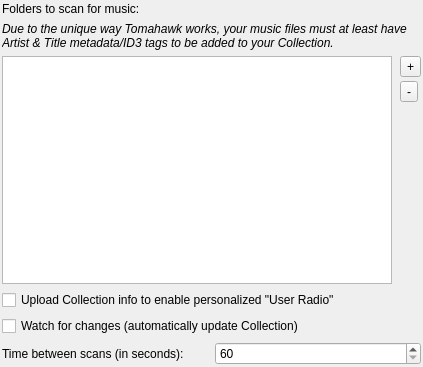
The window that src/tomahawk/dialogs/Settings_Collection.ui (tomahawk-player/tomahawk) describes before a commit, drawn with Qt 5.
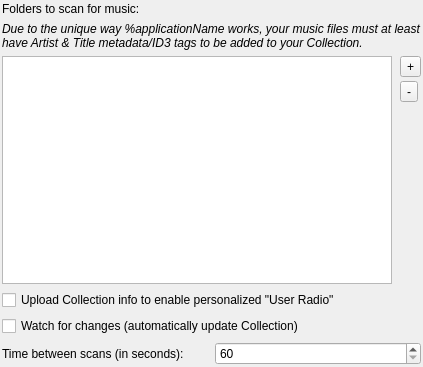
The same window after the commit.

```diff
--- a/src/tomahawk/dialogs/Settings_Collection.ui
+++ b/src/tomahawk/dialogs/Settings_Collection.ui
@@ -50,7 +50,7 @@
       </font>
      </property>
      <property name="text">
-      <string>Due to the unique way Tomahawk works, your music files must at least have Artist &amp; Title metadata/ID3 tags to be added to your Collection.</string>
+      <string>Due to the unique way %applicationName works, your music files must at least have Artist &amp; Title metadata/ID3 tags to be added to your Collection.</string>
      </property>
      <property name="wordWrap">
       <bool>true</bool>
```
